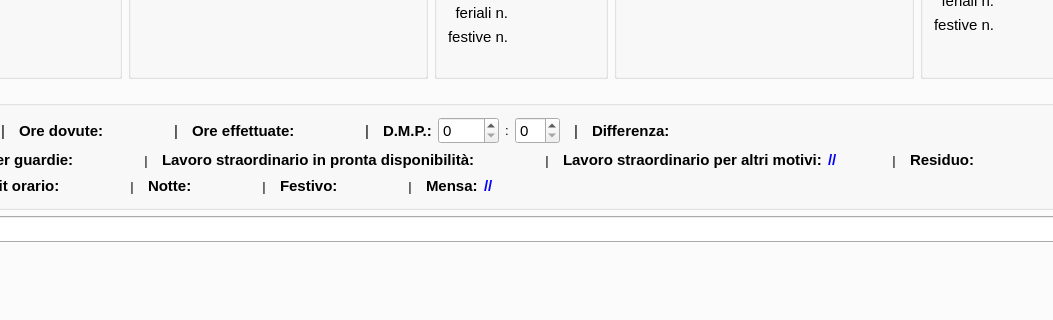
The window that mainwindow.ui (gcala/GestioneCompetenzeMedici) describes before a commit, drawn with Qt 5; both pictures show x 202 to 1255 and y 365 to 685 of the 1342 by 779 pixel window.
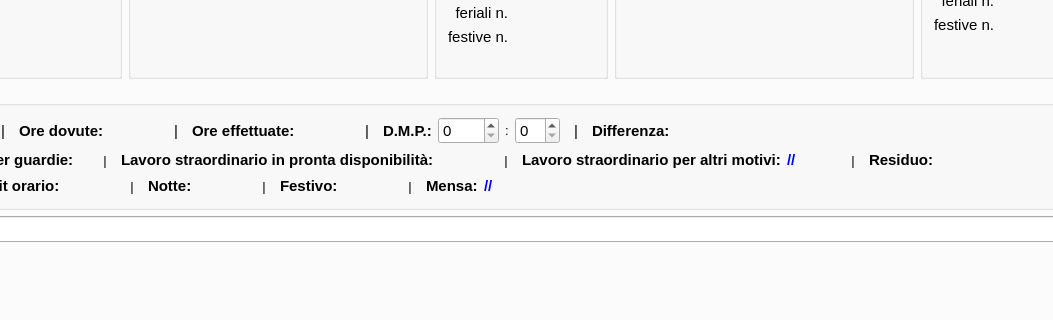
The same window after the commit. Icons and pictures are not drawn. Custom widgets are drawn as their Qt base class.

Commit message: rimossa dimensione fissa per la label delle ore pagate a straordinario

Diff of the .ui file:
```diff
--- a/mainwindow.ui
+++ b/mainwindow.ui
@@ -3019,12 +3019,6 @@
              </item>
              <item>
               <widget class="QLabel" name="oreStraordinarioGuardieLabel">
-               <property name="minimumSize">
-                <size>
-                 <width>50</width>
-                 <height>0</height>
-                </size>
-               </property>
                <property name="font">
                 <font>
                  <pointsize>11</pointsize>
```
